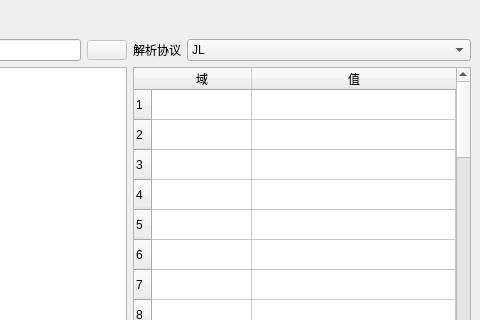
Old version of the form src/GUI/mainWindow.ui in the repository adam-hh/8583MSG_DEC; both pictures show x 552 to 1032 and y 0 to 320 of the 1032 by 766 pixel window.
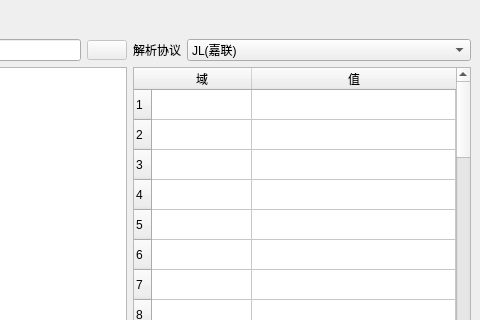
New version of the form. Icons and pictures are not drawn.

What changed in the file:
```diff
--- a/src/GUI/mainWindow.ui
+++ b/src/GUI/mainWindow.ui
@@ -192,14 +192,14 @@
              <bool>false</bool>
             </property>
             <property name="currentText">
-             <string>JL</string>
+             <string>JL(嘉联)</string>
             </property>
             <property name="currentIndex">
              <number>0</number>
             </property>
             <item>
              <property name="text">
-              <string>JL</string>
+              <string>JL(嘉联)</string>
              </property>
             </item>
             <item>
```
Left out of the diff: 7 changed lines with no effect on the pictures.
